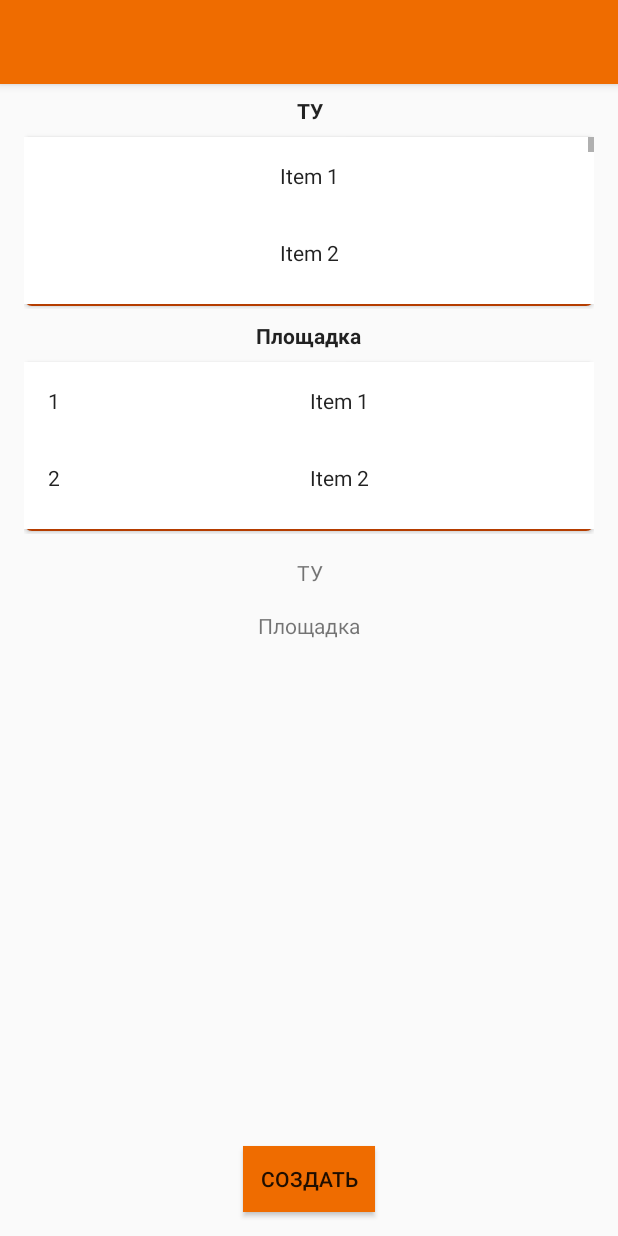
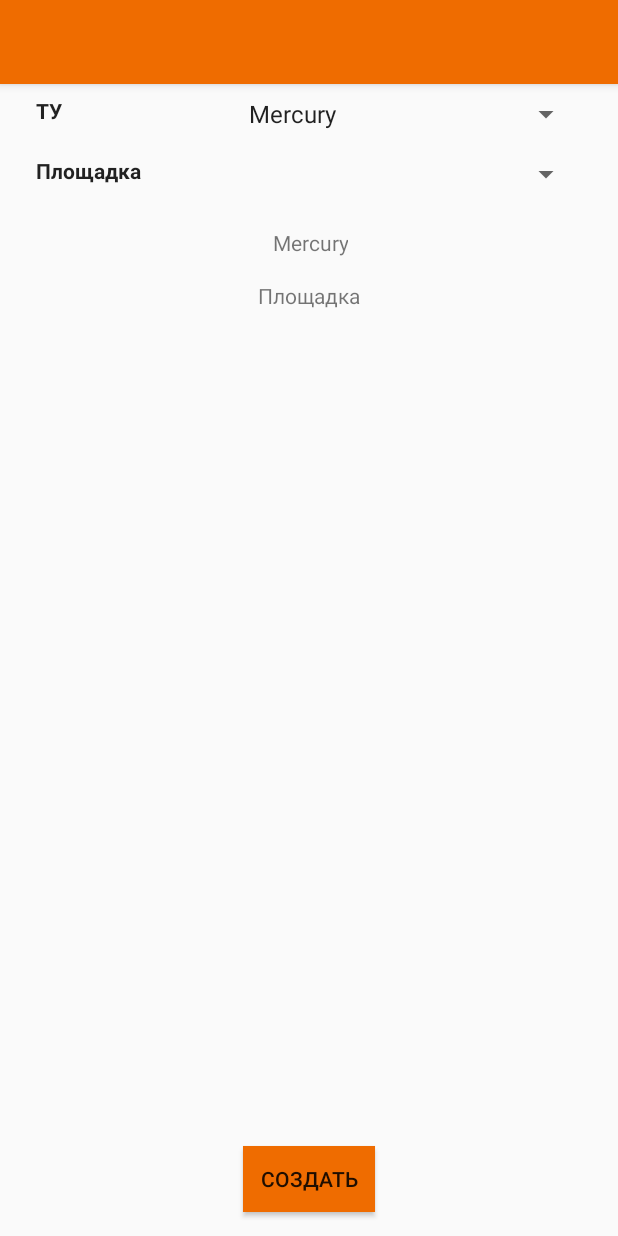
Before and after one commit to ZibeTD/TestApp, an Android app: the ReportConsumerProperties screen opened directly, with no data from a screen before it, on a phone screen of 412 x 824 dp. Run offline under Robolectric (Android 15) with nearby library versions, the phone set to English and light mode, and no system bars.

Commit message:
Plant spinner added

```diff
--- a/app/src/main/java/com/dekhil/testapp/TUList2.java
+++ b/app/src/main/java/com/dekhil/testapp/PlantList.java
@@ -11,12 +11,12 @@ import android.view.ViewGroup;
 /**
  * A simple {@link Fragment} subclass.
  * Activities that contain this fragment must implement the
- * {@link TUList2.OnFragmentInteractionListener} interface
+ * {@link PlantList.OnFragmentInteractionListener} interface
  * to handle interaction events.
- * Use the {@link TUList2#newInstance} factory method to
+ * Use the {@link PlantList#newInstance} factory method to
  * create an instance of this fragment.
  */
-public class TUList2 extends Fragment {
+public class PlantList extends Fragment {
     // TODO: Rename parameter arguments, choose names that match
     // the fragment initialization parameters, e.g. ARG_ITEM_NUMBER
     private static final String ARG_PARAM1 = "param1";
@@ -28,7 +28,7 @@ public class TUList2 extends Fragment {
 
     private OnFragmentInteractionListener mListener;
 
-    public TUList2() {
+    public PlantList() {
         // Required empty public constructor
     }
 
@@ -38,11 +38,11 @@ public class TUList2 extends Fragment {
      *
      * @param param1 Parameter 1.
      * @param param2 Parameter 2.
-     * @return A new instance of fragment TUList2.
+     * @return A new instance of fragment PlantList.
      */
     // TODO: Rename and change types and number of parameters
-    public static TUList2 newInstance(String param1, String param2) {
-        TUList2 fragment = new TUList2();
+    public static PlantList newInstance(String param1, String param2) {
+        PlantList fragment = new PlantList();
         Bundle args = new Bundle();
         args.putString(ARG_PARAM1, param1);
         args.putString(ARG_PARAM2, param2);
@@ -63,7 +63,7 @@ public class TUList2 extends Fragment {
     public View onCreateView(LayoutInflater inflater, ViewGroup container,
                              Bundle savedInstanceState) {
         // Inflate the layout for this fragment
-        return inflater.inflate(R.layout.fragment_tulist, container, false);
+        return inflater.inflate(R.layout.fragment_plantlist, container, false);
     }
 
     // TODO: Rename method, update argument and hook method into UI event
--- a/app/src/main/java/com/dekhil/testapp/ReportConsumerProperties.java
+++ b/app/src/main/java/com/dekhil/testapp/ReportConsumerProperties.java
@@ -3,16 +3,30 @@ package com.dekhil.testapp;
         import android.net.Uri;
         import android.support.v7.app.AppCompatActivity;
         import android.os.Bundle;
+        import android.view.View;
+        import android.widget.AdapterView;
+        import android.widget.ArrayAdapter;
+        import android.widget.Spinner;
         import android.widget.TextView;
 
         import com.dekhil.testapp.dummy.DummyContent;
 
-public class ReportConsumerProperties extends AppCompatActivity implements TUFragment.OnTUListFragmentInteractionListener, PlantFragment.OnPlantListFragmentInteractionListener, TUList2.OnFragmentInteractionListener {
+public class ReportConsumerProperties extends AppCompatActivity implements TUFragment.OnTUListFragmentInteractionListener, PlantFragment.OnPlantListFragmentInteractionListener, TUList.OnFragmentInteractionListener, PlantList.OnFragmentInteractionListener, AdapterView.OnItemSelectedListener {
 
     @Override
     protected void onCreate(Bundle savedInstanceState) {
         super.onCreate(savedInstanceState);
         setContentView(R.layout.activity_report__consumer_properties);
+
+        Spinner spinner = (Spinner) findViewById(R.id.tu_spinner);
+// Create an ArrayAdapter using the string array and a default spinner layout
+        ArrayAdapter<CharSequence> adapter = ArrayAdapter.createFromResource(this,
+                R.array.planets_array, android.R.layout.simple_spinner_item);
+// Specify the layout to use when the list of choices appears
+        adapter.setDropDownViewResource(android.R.layout.simple_spinner_dropdown_item);
+// Apply the adapter to the spinner
+        spinner.setAdapter(adapter);
+        spinner.setOnItemSelectedListener(this);
     }
 
 
@@ -32,4 +46,21 @@ public class ReportConsumerProperties extends AppCompatActivity implements TUFra
     public void onFragmentInteraction(Uri uri) {
 
     }
+
+    @Override
+    public void onItemSelected(AdapterView<?> parent, View view, int position, long id) {
+        if (parent.getId() == R.id.tu_spinner) {
+            TextView text = (TextView) findViewById(R.id.tu_list_item_selected);
+            text.setText((String) parent.getItemAtPosition(position));
+        }
+        else {
+            TextView text = (TextView)findViewById(R.id.plant_list_item_selected);
+            text.setText((String) parent.getItemAtPosition(position));
+        }
+    }
+
+    @Override
+    public void onNothingSelected(AdapterView<?> parent) {
+
+    }
 }
--- /dev/null
+++ b/app/src/main/java/com/dekhil/testapp/TUList.java
@@ -0,0 +1,107 @@
+package com.dekhil.testapp;
+
+import android.content.Context;
+import android.net.Uri;
+import android.os.Bundle;
+import android.support.v4.app.Fragment;
+import android.view.LayoutInflater;
+import android.view.View;
+import android.view.ViewGroup;
+
+/**
+ * A simple {@link Fragment} subclass.
+ * Activities that contain this fragment must implement the
+ * {@link TUList.OnFragmentInteractionListener} interface
+ * to handle interaction events.
+ * Use the {@link TUList#newInstance} factory method to
+ * create an instance of this fragment.
+ */
+public class TUList extends Fragment {
+    // TODO: Rename parameter arguments, choose names that match
+    // the fragment initialization parameters, e.g. ARG_ITEM_NUMBER
+    private static final String ARG_PARAM1 = "param1";
+    private static final String ARG_PARAM2 = "param2";
+
+    // TODO: Rename and change types of parameters
+    private String mParam1;
+    private String mParam2;
+
+    private OnFragmentInteractionListener mListener;
+
+    public TUList() {
+        // Required empty public constructor
+    }
+
+    /**
+     * Use this factory method to create a new instance of
+     * this fragment using the provided parameters.
+     *
+     * @param param1 Parameter 1.
+     * @param param2 Parameter 2.
+     * @return A new instance of fragment TUList.
+     */
+    // TODO: Rename and change types and number of parameters
+    public static TUList newInstance(String param1, String param2) {
+        TUList fragment = new TUList();
+        Bundle args = new Bundle();
+        args.putString(ARG_PARAM1, param1);
+        args.putString(ARG_PARAM2, param2);
+        fragment.setArguments(args);
+        return fragment;
+    }
+
+    @Override
+    public void onCreate(Bundle savedInstanceState) {
+        super.onCreate(savedInstanceState);
+        if (getArguments() != null) {
+            mParam1 = getArguments().getString(ARG_PARAM1);
+            mParam2 = getArguments().getString(ARG_PARAM2);
+        }
+    }
+
+    @Override
+    public View onCreateView(LayoutInflater inflater, ViewGroup container,
+                             Bundle savedInstanceState) {
+        // Inflate the layout for this fragment
+        return inflater.inflate(R.layout.fragment_tulist, container, false);
+    }
+
+    // TODO: Rename method, update argument and hook method into UI event
+    public void onButtonPressed(Uri uri) {
+        if (mListener != null) {
+            mListener.onFragmentInteraction(uri);
+        }
+    }
+
+    @Override
+    public void onAttach(Context context) {
+        super.onAttach(context);
+        if (context instanceof OnFragmentInteractionListener) {
+            mListener = (OnFragmentInteractionListener) context;
+        } else {
+            throw new RuntimeException(context.toString()
+                    + " must implement OnFragmentInteractionListener");
+        }
+    }
+
+    @Override
+    public void onDetach() {
+        super.onDetach();
+        mListener = null;
+    }
+
+    /**
+     * This interface must be implemented by activities that contain this
+     * fragment to allow an interaction in this fragment to be communicated
+     * to the activity and potentially other fragments contained in that
+     * activity.
+     * <p>
+     * See the Android Training lesson <a href=
+     * "http://developer.android.com/training/basics/fragments/communicating.html"
+     * >Communicating with Other Fragments</a> for more information.
+     */
+    public interface OnFragmentInteractionListener {
+        // TODO: Update argument type and name
+        void onFragmentInteraction(Uri uri);
+    }
+}
--- a/app/src/main/res/layout/activity_report__consumer_properties.xml
+++ b/app/src/main/res/layout/activity_report__consumer_properties.xml
@@ -21,9 +21,9 @@
     <fragment
         android:id="@+id/tulistfragment"
         android:name="com.dekhil.testapp.TUFragment"
-        class="com.dekhil.testapp.TUFragment"
+        class="com.dekhil.testapp.TUList"
         android:layout_width="0dp"
-        android:layout_height="150dp"
+        android:layout_height="40dp"
         android:layout_marginLeft="16dp"
         android:layout_marginRight="16dp"
         android:layout_marginTop="0dp"
@@ -34,20 +34,21 @@
         app:layout_constraintTop_toBottomOf="@+id/report_consumer_toolbar"
         tools:layout="@layout/fragment_tulist" />
 
-    <fragment class="com.dekhil.testapp.PlantFragment"
+    <fragment
         android:id="@+id/plantlistfragment"
         android:name="com.dekhil.testapp.PlantFragment"
+        class="com.dekhil.testapp.PlantList"
         android:layout_width="0dp"
-        android:layout_height="150dp"
+        android:layout_height="40dp"
         android:layout_marginLeft="16dp"
         android:layout_marginRight="16dp"
+        android:layout_marginTop="0dp"
         android:layout_weight="1"
+        app:layout_constraintHorizontal_bias="0.0"
         app:layout_constraintLeft_toLeftOf="parent"
         app:layout_constraintRight_toRightOf="parent"
-        tools:layout="@layout/fragment_plant_list"
-        app:layout_constraintHorizontal_bias="0.0"
-        android:layout_marginTop="0dp"
-        app:layout_constraintTop_toBottomOf="@+id/tulistfragment" />
+        app:layout_constraintTop_toBottomOf="@+id/tulistfragment"
+        tools:layout="@layout/fragment_plantlist" />
 
     <Button
         android:id="@+id/create_consumer_report"
--- /dev/null
+++ b/app/src/main/res/layout/fragment_plantlist.xml
@@ -0,0 +1,40 @@
+<android.support.constraint.ConstraintLayout xmlns:android="http://schemas.android.com/apk/res/android"
+    xmlns:app="http://schemas.android.com/apk/res-auto"
+    xmlns:tools="http://schemas.android.com/tools"
+    android:layout_width="match_parent"
+    android:layout_height="wrap_content"
+    tools:context=".PlantList">
+
+    <!-- TODO: Update blank fragment layout -->
+
+    <Spinner
+        android:id="@+id/plant_spinner"
+        android:layout_width="0dp"
+        android:layout_height="wrap_content"
+        android:layout_marginLeft="8dp"
+        android:layout_marginRight="8dp"
+        android:layout_marginTop="8dp"
+        app:layout_constraintLeft_toRightOf="@+id/textView6"
+        app:layout_constraintRight_toRightOf="parent"
+        app:layout_constraintTop_toTopOf="parent"
+        app:layout_constraintBottom_toBottomOf="parent"
+        app:layout_constraintHorizontal_bias="0.0"
+        android:layout_marginBottom="8dp" />
+
+    <TextView
+        android:id="@+id/textView6"
+        android:layout_width="wrap_content"
+        android:layout_height="0dp"
+        android:layout_marginBottom="8dp"
+        android:layout_marginLeft="8dp"
+        android:layout_marginTop="8dp"
+        android:text="@string/Plant"
+        android:textAlignment="center"
+        android:textAppearance="@style/TextAppearance.AppCompat"
+        android:textStyle="bold"
+        app:layout_constraintBottom_toBottomOf="parent"
+        app:layout_constraintLeft_toLeftOf="parent"
+        app:layout_constraintTop_toTopOf="parent"
+        app:layout_constraintVertical_bias="0.0" />
+
+</android.support.constraint.ConstraintLayout>
--- a/app/src/main/res/layout/fragment_tulist.xml
+++ b/app/src/main/res/layout/fragment_tulist.xml
@@ -3,7 +3,7 @@
     xmlns:tools="http://schemas.android.com/tools"
     android:layout_width="match_parent"
     android:layout_height="wrap_content"
-    tools:context=".TUList2">
+    tools:context=".TUList">
 
     <!-- TODO: Update blank fragment layout -->
     <TextView
@@ -15,27 +15,29 @@
         android:layout_marginStart="8dp"
         android:layout_marginTop="8dp"
         android:text="@string/TU"
-        android:textAlignment="center"
+        android:textAppearance="@style/TextAppearance.AppCompat"
+        android:textStyle="bold"
         app:layout_constraintBottom_toBottomOf="parent"
         app:layout_constraintLeft_toLeftOf="parent"
         app:layout_constraintTop_toTopOf="parent"
-        app:layout_constraintVertical_bias="0.571" />
+        app:layout_constraintVertical_bias="0.0" />
 
     <Spinner
-        android:id="@+id/spinner"
+        android:id="@+id/tu_spinner"
         android:layout_width="0dp"
-        android:layout_height="wrap_content"
+        android:layout_height="24dp"
+        android:layout_marginBottom="8dp"
         android:layout_marginEnd="8dp"
         android:layout_marginLeft="8dp"
         android:layout_marginRight="8dp"
+        android:layout_marginStart="8dp"
+        android:layout_marginTop="8dp"
+        android:textAlignment="center"
         app:layout_constraintBottom_toBottomOf="parent"
         app:layout_constraintHorizontal_bias="0.0"
         app:layout_constraintLeft_toRightOf="@+id/textView5"
         app:layout_constraintRight_toRightOf="parent"
         app:layout_constraintTop_toTopOf="parent"
-        android:layout_marginStart="8dp"
-        app:layout_constraintVertical_bias="1.0"
-        android:layout_marginBottom="8dp"
-        android:layout_marginTop="8dp" />
+        app:layout_constraintVertical_bias="1.0" />
 
 </android.support.constraint.ConstraintLayout>
--- a/app/src/main/res/values/strings.xml
+++ b/app/src/main/res/values/strings.xml
@@ -13,4 +13,22 @@
     <!-- TODO: Remove or change this placeholder text -->
     <string name="hello_blank_fragment">Hello blank fragment</string>
 
+    <string-array name="planets_array">
+        <item>Mercury</item>
+        <item>Venus</item>
+        <item>Earth</item>
+        <item>Mars</item>
+        <item>Jupiter</item>
+        <item>Saturn</item>
+        <item>Uranus</item>
+        <item>Neptune</item>
+        <item>Neptune2</item>
+        <item>Neptune3</item>
+        <item>Neptune4</item>
+        <item>Neptune5</item>
+        <item>Neptune6</item>
+        <item>Neptune7</item>
+        <item>Neptune8</item>
+    </string-array>
+
 </resources>
```
